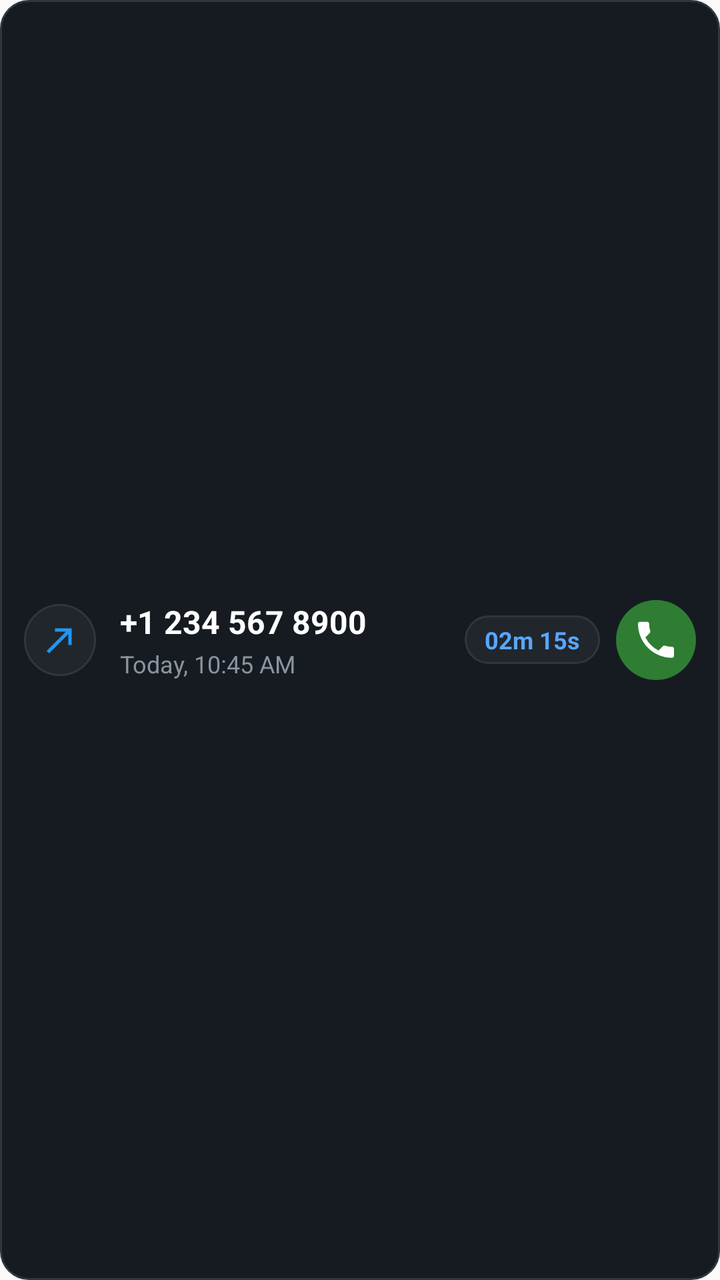
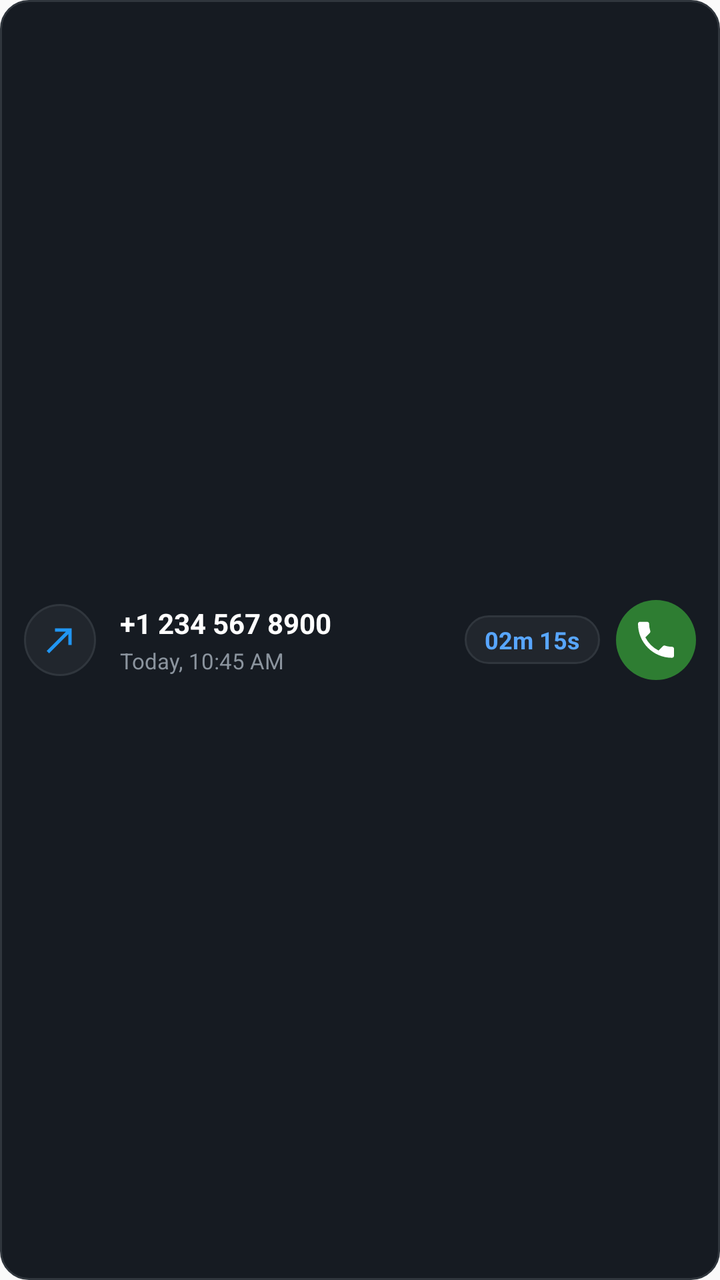

Two renders of the same Android screen: before a commit and after it. Below are the layout's source before the change and the commit's diff.
<!-- AndroidManifest.xml: application theme Theme.CallGuardPoc -->
<!-- res/layout/item_call_history.xml -->
<?xml version="1.0" encoding="utf-8"?>
<LinearLayout xmlns:android="http://schemas.android.com/apk/res/android"
    android:layout_width="match_parent"
    android:layout_height="wrap_content"
    android:layout_marginHorizontal="12dp"
    android:layout_marginVertical="4dp"
    android:background="@drawable/bg_card"
    android:gravity="center_vertical"
    android:orientation="horizontal"
    android:padding="12dp">

    
    <ImageView
        android:id="@+id/ivDirection"
        android:layout_width="36dp"
        android:layout_height="36dp"
        android:background="@drawable/bg_dialpad_key"
        android:padding="8dp"
        android:src="@drawable/ic_call_outgoing" />

    
    <LinearLayout
        android:layout_width="0dp"
        android:layout_height="wrap_content"
        android:layout_marginStart="12dp"
        android:layout_weight="1"
        android:orientation="vertical">

        <TextView
            android:id="@+id/tvPhoneNumber"
            android:layout_width="wrap_content"
            android:layout_height="wrap_content"
            android:text="+1 234 567 8900"
            android:textColor="#FFFFFF"
            android:textSize="16sp"
            android:textStyle="bold" />

        <TextView
            android:id="@+id/tvTimestamp"
            android:layout_width="wrap_content"
            android:layout_height="wrap_content"
            android:layout_marginTop="2dp"
            android:text="Today, 10:45 AM"
            android:textColor="#8B949E"
            android:textSize="12sp" />
    </LinearLayout>

    
    <TextView
        android:id="@+id/tvDuration"
        android:layout_width="wrap_content"
        android:layout_height="wrap_content"
        android:background="@drawable/bg_chip"
        android:paddingHorizontal="10dp"
        android:paddingVertical="4dp"
        android:text="02m 15s"
        android:textColor="#58A6FF"
        android:textSize="12sp"
        android:textStyle="bold" />

    
    <ImageButton
        android:id="@+id/btnCallBack"
        android:layout_width="40dp"
        android:layout_height="40dp"
        android:layout_marginStart="8dp"
        android:background="@drawable/bg_call_button"
        android:contentDescription="Call Back"
        android:padding="10dp"
        android:src="@drawable/ic_call" />

</LinearLayout>
<!-- resources referenced by this layout -->
<resources>
  <!-- drawable bg_call_button (drawable) -->
  <?xml version="1.0" encoding="utf-8"?>
  <ripple xmlns:android="http://schemas.android.com/apk/res/android"
      android:color="#80FFFFFF">
      <item>
          <shape android:shape="oval">
              <solid android:color="#2E7D32" />
          </shape>
      </item>
  </ripple>
  <!-- drawable bg_card (drawable) -->
  <?xml version="1.0" encoding="utf-8"?>
  <shape xmlns:android="http://schemas.android.com/apk/res/android"
      android:shape="rectangle">
      <solid android:color="#161B22" />
      <corners android:radius="14dp" />
      <stroke android:width="1dp" android:color="#30363D" />
  </shape>
  <!-- drawable bg_chip (drawable) -->
  <?xml version="1.0" encoding="utf-8"?>
  <shape xmlns:android="http://schemas.android.com/apk/res/android"
      android:shape="rectangle">
      <solid android:color="#21262D" />
      <corners android:radius="16dp" />
      <stroke android:width="1dp" android:color="#30363D" />
  </shape>
  <!-- drawable bg_dialpad_key (drawable) -->
  <?xml version="1.0" encoding="utf-8"?>
  <ripple xmlns:android="http://schemas.android.com/apk/res/android"
      android:color="#40FFFFFF">
      <item>
          <shape android:shape="oval">
              <solid android:color="#21262D" />
              <stroke android:width="1dp" android:color="#30363D" />
          </shape>
      </item>
  </ripple>
  <!-- drawable ic_call (drawable) -->
  <?xml version="1.0" encoding="utf-8"?>
  <vector xmlns:android="http://schemas.android.com/apk/res/android"
      android:width="24dp"
      android:height="24dp"
      android:viewportWidth="24"
      android:viewportHeight="24">
      <path
          android:fillColor="#FFFFFFFF"
          android:pathData="M20.01,15.38c-1.23,0 -2.42,-0.2 -3.53,-0.56a0.977,0.977 0,0 0,-1.01 0.24l-2.2,2.2a15.053,15.053 0,0 1,-6.59,-6.59l2.2,-2.21a0.96,0.96 0,0 0,0.25,-1.01A11.36,11.36 0,0 1,8.57,3.9c0,-0.55 -0.45,-1 -1,-1H4c-0.55,0 -1,0.45 -1,1 0,9.39 7.61,17 17,17 0.55,0 1,-0.45 1,-1v-3.52c0,-0.55 -0.45,-1 -0.99,-1z" />
  </vector>
  <!-- drawable ic_call_outgoing (drawable) -->
  <?xml version="1.0" encoding="utf-8"?>
  <vector xmlns:android="http://schemas.android.com/apk/res/android"
      android:width="20dp"
      android:height="20dp"
      android:viewportWidth="24"
      android:viewportHeight="24">
      <path
          android:fillColor="#2196F3"
          android:pathData="M9,5v2h6.59L4,18.59 5.41,20 17,8.41V15h2V5z" />
  </vector>
  <style name="Theme.CallGuardPoc" parent="Theme.AppCompat.DayNight.DarkActionBar" />
</resources>

<!-- the commit's change to res/layout/item_call_history.xml (unified diff, before → after) -->
@@ -27,12 +27,22 @@
         android:orientation="vertical">
 
         <TextView
+            android:id="@+id/tvContactName"
+            android:layout_width="wrap_content"
+            android:layout_height="wrap_content"
+            android:text="Contact Name"
+            android:textColor="#FFFFFF"
+            android:textSize="15sp"
+            android:textStyle="bold"
+            android:visibility="gone" />
+
+        <TextView
             android:id="@+id/tvPhoneNumber"
             android:layout_width="wrap_content"
             android:layout_height="wrap_content"
             android:text="+1 234 567 8900"
             android:textColor="#FFFFFF"
-            android:textSize="16sp"
+            android:textSize="14sp"
             android:textStyle="bold" />
 
         <TextView
@@ -42,7 +52,7 @@
             android:layout_marginTop="2dp"
             android:text="Today, 10:45 AM"
             android:textColor="#8B949E"
-            android:textSize="12sp" />
+            android:textSize="11sp" />
     </LinearLayout>
 
     
